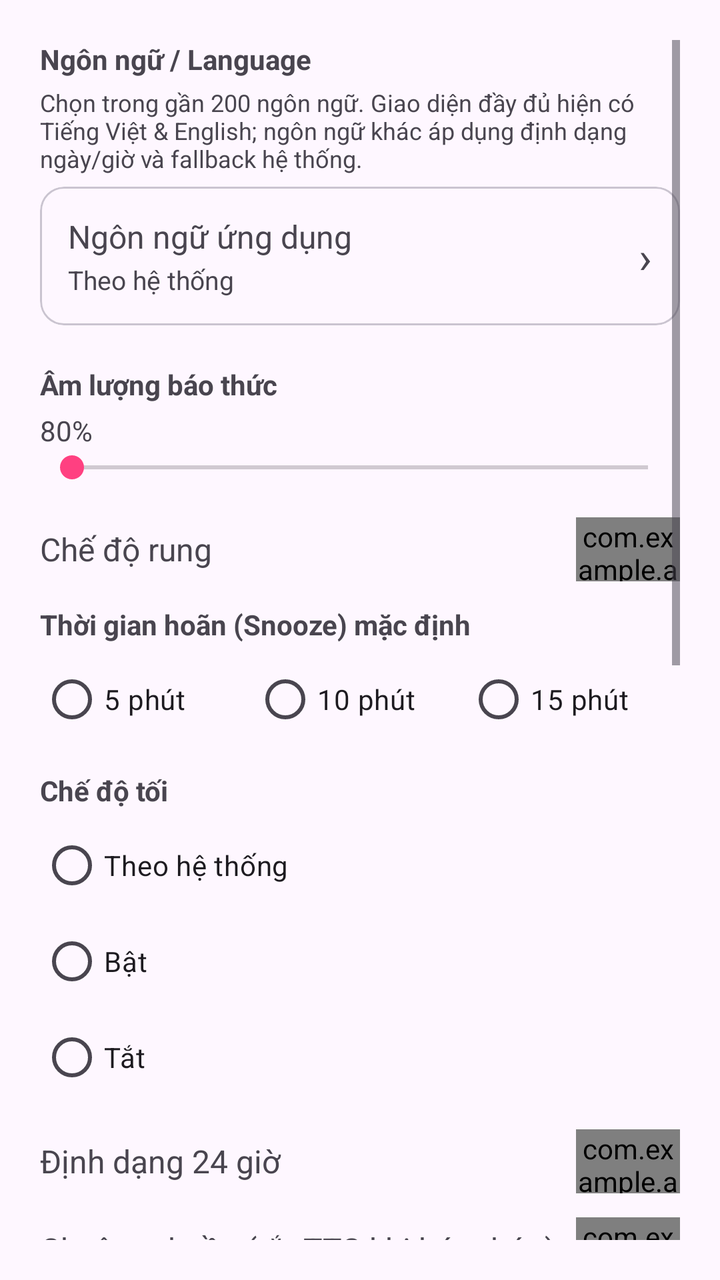
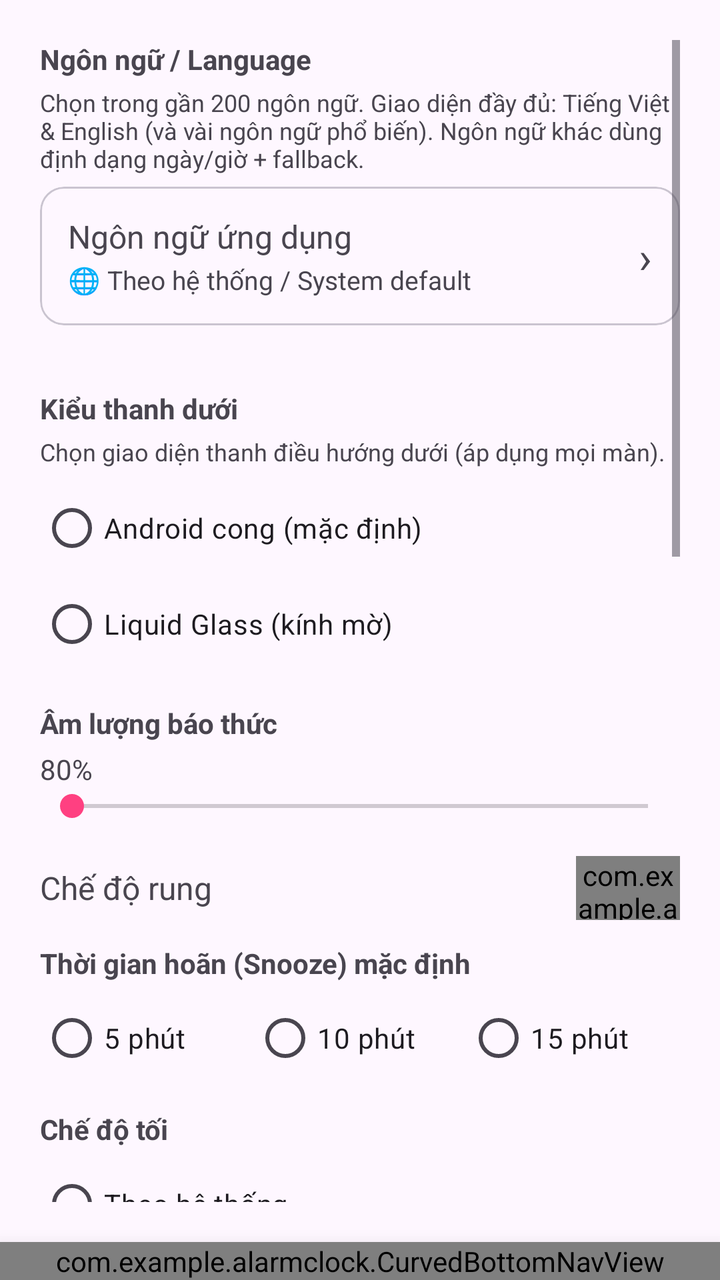

Before-and-after screenshots of an Android layout around one commit, followed by the original layout XML and the change that was made.
<!-- AndroidManifest.xml: activity theme Theme.AlarmClock -->
<!-- res/layout/activity_settings.xml -->
<?xml version="1.0" encoding="utf-8"?>
<ScrollView xmlns:android="http://schemas.android.com/apk/res/android"
    android:layout_width="match_parent"
    android:layout_height="match_parent"
    android:padding="20dp">
    <LinearLayout
        android:layout_width="match_parent"
        android:layout_height="wrap_content"
        android:orientation="vertical">

        
        <TextView android:layout_width="match_parent" android:layout_height="wrap_content"
            android:text="Ngôn ngữ / Language" android:textStyle="bold" android:layout_marginBottom="4dp"/>
        <TextView android:layout_width="match_parent" android:layout_height="wrap_content"
            android:text="Chọn trong gần 200 ngôn ngữ. Giao diện đầy đủ hiện có Tiếng Việt &amp; English; ngôn ngữ khác áp dụng định dạng ngày/giờ và fallback hệ thống."
            android:textSize="12sp" android:textColor="?android:attr/textColorSecondary"
            android:layout_marginBottom="6dp"/>
        <com.google.android.material.card.MaterialCardView
            android:id="@+id/cardLanguage"
            android:layout_width="match_parent"
            android:layout_height="wrap_content"
            android:layout_marginBottom="20dp"
            android:clickable="true"
            android:focusable="true"
            android:foreground="?attr/selectableItemBackground">
            <LinearLayout
                android:layout_width="match_parent"
                android:layout_height="wrap_content"
                android:orientation="horizontal"
                android:padding="14dp"
                android:gravity="center_vertical">
                <LinearLayout
                    android:layout_width="0dp"
                    android:layout_height="wrap_content"
                    android:layout_weight="1"
                    android:orientation="vertical">
                    <TextView
                        android:id="@+id/tvLanguageTitle"
                        android:layout_width="match_parent"
                        android:layout_height="wrap_content"
                        android:text="Ngôn ngữ ứng dụng"
                        android:textSize="16sp"/>
                    <TextView
                        android:id="@+id/tvLanguageValue"
                        android:layout_width="match_parent"
                        android:layout_height="wrap_content"
                        android:text="Theo hệ thống"
                        android:textSize="13sp"
                        android:textColor="?android:attr/textColorSecondary"
                        android:layout_marginTop="2dp"/>
                </LinearLayout>
                <TextView
                    android:layout_width="wrap_content"
                    android:layout_height="wrap_content"
                    android:text="›"
                    android:textSize="22sp"
                    android:textColor="?android:attr/textColorSecondary"/>
            </LinearLayout>
        </com.google.android.material.card.MaterialCardView>

        <TextView android:layout_width="match_parent" android:layout_height="wrap_content"
            android:text="Âm lượng báo thức" android:textStyle="bold" android:layout_marginBottom="4dp"/>
        <TextView android:id="@+id/tvVolumeValue" android:layout_width="match_parent"
            android:layout_height="wrap_content" android:text="80%"/>
        <SeekBar android:id="@+id/seekVolume" android:layout_width="match_parent"
            android:layout_height="wrap_content" android:max="100" android:layout_marginBottom="16dp"/>

        <LinearLayout android:layout_width="match_parent" android:layout_height="wrap_content"
            android:orientation="horizontal" android:gravity="center_vertical"
            android:layout_marginBottom="12dp">
            <TextView android:layout_width="0dp" android:layout_height="wrap_content"
                android:layout_weight="1" android:text="Chế độ rung" android:textSize="16sp"/>
            <com.example.alarmclock.LoadSwitchView
                android:id="@+id/switchVibrate"
                android:layout_width="52dp" android:layout_height="32dp"/>
        </LinearLayout>

        <TextView android:layout_width="match_parent" android:layout_height="wrap_content"
            android:text="Thời gian hoãn (Snooze) mặc định" android:textStyle="bold"
            android:layout_marginBottom="4dp"/>
        <RadioGroup android:id="@+id/rgSnoozeDefault" android:layout_width="match_parent"
            android:layout_height="wrap_content" android:orientation="horizontal"
            android:layout_marginBottom="12dp">
            <RadioButton android:id="@+id/rbSnooze5" android:layout_width="0dp"
                android:layout_height="wrap_content" android:layout_weight="1" android:text="5 phút"/>
            <RadioButton android:id="@+id/rbSnooze10" android:layout_width="0dp"
                android:layout_height="wrap_content" android:layout_weight="1" android:text="10 phút"/>
            <RadioButton android:id="@+id/rbSnooze15" android:layout_width="0dp"
                android:layout_height="wrap_content" android:layout_weight="1" android:text="15 phút"/>
        </RadioGroup>

        <TextView android:layout_width="match_parent" android:layout_height="wrap_content"
            android:text="Chế độ tối" android:textStyle="bold" android:layout_marginBottom="4dp"/>
        <RadioGroup android:id="@+id/rgDarkMode" android:layout_width="match_parent"
            android:layout_height="wrap_content" android:orientation="vertical"
            android:layout_marginBottom="12dp">
            <RadioButton android:id="@+id/rbDarkSystem" android:layout_width="match_parent"
                android:layout_height="wrap_content" android:text="Theo hệ thống"/>
            <RadioButton android:id="@+id/rbDarkOn" android:layout_width="match_parent"
                android:layout_height="wrap_content" android:text="Bật"/>
            <RadioButton android:id="@+id/rbDarkOff" android:layout_width="match_parent"
                android:layout_height="wrap_content" android:text="Tắt"/>
        </RadioGroup>

        <LinearLayout android:layout_width="match_parent" android:layout_height="wrap_content"
            android:orientation="horizontal" android:gravity="center_vertical"
            android:layout_marginBottom="12dp">
            <TextView android:layout_width="0dp" android:layout_height="wrap_content"
                android:layout_weight="1" android:text="Định dạng 24 giờ" android:textSize="16sp"/>
            <com.example.alarmclock.LoadSwitchView
                android:id="@+id/switch24h"
                android:layout_width="52dp" android:layout_height="32dp"/>
        </LinearLayout>

        <LinearLayout android:layout_width="match_parent" android:layout_height="wrap_content"
            android:orientation="horizontal" android:gravity="center_vertical"
            android:layout_marginBottom="12dp">
            <TextView android:layout_width="0dp" android:layout_height="wrap_content"
                android:layout_weight="1" android:text="Chuông thuần (tắt TTS khi báo thức)" android:textSize="16sp"/>
            <com.example.alarmclock.LoadSwitchView
                android:id="@+id/switchPure"
                android:layout_width="52dp" android:layout_height="32dp"/>
        </LinearLayout>

        <TextView android:layout_width="match_parent" android:layout_height="wrap_content"
            android:text="Chống troll tắt báo thức" android:textStyle="bold"
            android:layout_marginBottom="4dp" android:layout_marginTop="8dp"/>
        <TextView android:layout_width="match_parent" android:layout_height="wrap_content"
            android:text="Khi bật: ép âm lượng tối đa, khóa nút Back, ẩn Snooze, bắt buộc PIN để tắt. Nên kèm thử thách Toán / Lắc / Quét mặt."
            android:textSize="12sp" android:textColor="?android:attr/textColorSecondary"
            android:layout_marginBottom="8dp"/>
        <LinearLayout android:layout_width="match_parent" android:layout_height="wrap_content"
            android:orientation="horizontal" android:gravity="center_vertical"
            android:layout_marginBottom="8dp">
            <TextView android:layout_width="0dp" android:layout_height="wrap_content"
                android:layout_weight="1" android:text="Bật chống troll" android:textSize="16sp"/>
            <com.example.alarmclock.LoadSwitchView
                android:id="@+id/switchAntiTroll"
                android:layout_width="52dp" android:layout_height="32dp"/>
        </LinearLayout>
        <com.google.android.material.textfield.TextInputLayout
            android:layout_width="match_parent" android:layout_height="wrap_content"
            android:hint="Mã PIN tắt báo thức (≥4 số)">
            <com.google.android.material.textfield.TextInputEditText
                android:id="@+id/etAntiTrollPin" android:layout_width="match_parent"
                android:layout_height="wrap_content"
                android:inputType="numberPassword"/>
        </com.google.android.material.textfield.TextInputLayout>
        <com.google.android.material.button.MaterialButton
            android:id="@+id/btnSaveAntiTrollPin" android:layout_width="match_parent"
            android:layout_height="wrap_content" android:text="Lưu PIN chống troll"
            android:layout_marginTop="8dp" android:layout_marginBottom="20dp"/>

        <TextView android:layout_width="match_parent" android:layout_height="wrap_content"
            android:text="Bảo vệ bộ sưu tập ảnh" android:textStyle="bold" android:layout_marginBottom="8dp"/>
        <com.google.android.material.textfield.TextInputLayout
            android:layout_width="match_parent" android:layout_height="wrap_content"
            android:hint="Mật khẩu bộ sưu tập (≥4 ký tự)">
            <com.google.android.material.textfield.TextInputEditText
                android:id="@+id/etGalleryPw" android:layout_width="match_parent"
                android:layout_height="wrap_content" android:inputType="textPassword"/>
        </com.google.android.material.textfield.TextInputLayout>
        <com.google.android.material.button.MaterialButton
            android:id="@+id/btnSetGalleryPw" android:layout_width="match_parent"
            android:layout_height="wrap_content" android:text="Đặt / Đổi mật khẩu"
            android:layout_marginTop="8dp" android:layout_marginBottom="8dp"/>
        <com.google.android.material.button.MaterialButton
            android:id="@+id/btnClearGalleryPw" android:layout_width="match_parent"
            android:layout_height="wrap_content" android:text="Xóa mật khẩu bộ sưu tập"
            style="@style/Widget.Material3.Button.OutlinedButton"
            android:layout_marginBottom="12dp"/>

        <com.google.android.material.textfield.TextInputLayout
            android:layout_width="match_parent" android:layout_height="wrap_content"
            android:hint="Email Google khôi phục">
            <com.google.android.material.textfield.TextInputEditText
                android:id="@+id/etRecoveryEmail" android:layout_width="match_parent"
                android:layout_height="wrap_content" android:inputType="textEmailAddress"/>
        </com.google.android.material.textfield.TextInputLayout>
        <com.google.android.material.button.MaterialButton
            android:id="@+id/btnSaveRecovery" android:layout_width="match_parent"
            android:layout_height="wrap_content" android:text="Lưu email khôi phục"
            style="@style/Widget.Material3.Button.OutlinedButton"
            android:layout_marginTop="8dp"/>
    </LinearLayout>
</ScrollView>
<!-- resources referenced by this layout -->
<resources>
  <style name="Theme.AlarmClock" parent="Theme.Material3.DayNight.NoActionBar">
          <item name="colorPrimary">#3F51B5</item>
          <item name="colorPrimaryVariant">#303F9F</item>
          <item name="colorOnPrimary">@android:color/white</item>
          <item name="colorSecondary">#FF4081</item>
          <item name="android:windowAnimationStyle">@style/WindowFadeThrough</item>
      </style>
  <style name="WindowFadeThrough">
          <item name="android:activityOpenEnterAnimation">@anim/fade_through_enter</item>
          <item name="android:activityOpenExitAnimation">@anim/fade_through_exit</item>
          <item name="android:activityCloseEnterAnimation">@anim/fade_through_enter</item>
          <item name="android:activityCloseExitAnimation">@anim/fade_through_exit</item>
      </style>
</resources>

<!-- the commit's change to res/layout/activity_settings.xml (unified diff, before → after) -->
@@ -1,18 +1,22 @@
 <?xml version="1.0" encoding="utf-8"?>
-<ScrollView xmlns:android="http://schemas.android.com/apk/res/android"
+<LinearLayout xmlns:android="http://schemas.android.com/apk/res/android"
     android:layout_width="match_parent"
     android:layout_height="match_parent"
-    android:padding="20dp">
+    android:orientation="vertical">
+    <ScrollView
+        android:layout_width="match_parent"
+        android:layout_height="0dp"
+        android:layout_weight="1"
+        android:padding="20dp">
     <LinearLayout
         android:layout_width="match_parent"
         android:layout_height="wrap_content"
         android:orientation="vertical">
 
-        
-        <TextView android:layout_width="match_parent" android:layout_height="wrap_content"
-            android:text="Ngôn ngữ / Language" android:textStyle="bold" android:layout_marginBottom="4dp"/>
-        <TextView android:layout_width="match_parent" android:layout_height="wrap_content"
-            android:text="Chọn trong gần 200 ngôn ngữ. Giao diện đầy đủ hiện có Tiếng Việt &amp; English; ngôn ngữ khác áp dụng định dạng ngày/giờ và fallback hệ thống."
+        <TextView android:layout_width="match_parent" android:layout_height="wrap_content"
+            android:text="@string/lang_section" android:textStyle="bold" android:layout_marginBottom="4dp"/>
+        <TextView android:layout_width="match_parent" android:layout_height="wrap_content"
+            android:text="@string/lang_hint"
             android:textSize="12sp" android:textColor="?android:attr/textColorSecondary"
             android:layout_marginBottom="6dp"/>
         <com.google.android.material.card.MaterialCardView
@@ -38,13 +42,13 @@
                         android:id="@+id/tvLanguageTitle"
                         android:layout_width="match_parent"
                         android:layout_height="wrap_content"
-                        android:text="Ngôn ngữ ứng dụng"
+                        android:text="@string/lang_app"
                         android:textSize="16sp"/>
                     <TextView
                         android:id="@+id/tvLanguageValue"
                         android:layout_width="match_parent"
                         android:layout_height="wrap_content"
-                        android:text="Theo hệ thống"
+                        android:text="@string/lang_system"
                         android:textSize="13sp"
                         android:textColor="?android:attr/textColorSecondary"
                         android:layout_marginTop="2dp"/>
@@ -58,8 +62,26 @@
             </LinearLayout>
         </com.google.android.material.card.MaterialCardView>
 
-        <TextView android:layout_width="match_parent" android:layout_height="wrap_content"
-            android:text="Âm lượng báo thức" android:textStyle="bold" android:layout_marginBottom="4dp"/>
+
+        
+        <TextView android:layout_width="match_parent" android:layout_height="wrap_content"
+            android:text="@string/nav_style_title" android:textStyle="bold"
+            android:layout_marginTop="12dp" android:layout_marginBottom="4dp"/>
+        <TextView android:layout_width="match_parent" android:layout_height="wrap_content"
+            android:text="@string/nav_style_hint"
+            android:textSize="12sp" android:textColor="?android:attr/textColorSecondary"
+            android:layout_marginBottom="6dp"/>
+        <RadioGroup android:id="@+id/rgNavStyle" android:layout_width="match_parent"
+            android:layout_height="wrap_content" android:orientation="vertical"
+            android:layout_marginBottom="16dp">
+            <RadioButton android:id="@+id/rbNavCurved" android:layout_width="match_parent"
+                android:layout_height="wrap_content" android:text="@string/nav_style_curved"/>
+            <RadioButton android:id="@+id/rbNavGlass" android:layout_width="match_parent"
+                android:layout_height="wrap_content" android:text="@string/nav_style_glass"/>
+        </RadioGroup>
+
+        <TextView android:layout_width="match_parent" android:layout_height="wrap_content"
+            android:text="@string/volume_alarm" android:textStyle="bold" android:layout_marginBottom="4dp"/>
         <TextView android:id="@+id/tvVolumeValue" android:layout_width="match_parent"
             android:layout_height="wrap_content" android:text="80%"/>
         <SeekBar android:id="@+id/seekVolume" android:layout_width="match_parent"
@@ -69,44 +91,44 @@
             android:orientation="horizontal" android:gravity="center_vertical"
             android:layout_marginBottom="12dp">
             <TextView android:layout_width="0dp" android:layout_height="wrap_content"
-                android:layout_weight="1" android:text="Chế độ rung" android:textSize="16sp"/>
+                android:layout_weight="1" android:text="@string/vibrate_mode" android:textSize="16sp"/>
             <com.example.alarmclock.LoadSwitchView
                 android:id="@+id/switchVibrate"
                 android:layout_width="52dp" android:layout_height="32dp"/>
         </LinearLayout>
 
         <TextView android:layout_width="match_parent" android:layout_height="wrap_content"
-            android:text="Thời gian hoãn (Snooze) mặc định" android:textStyle="bold"
+            android:text="@string/snooze_default" android:textStyle="bold"
             android:layout_marginBottom="4dp"/>
         <RadioGroup android:id="@+id/rgSnoozeDefault" android:layout_width="match_parent"
             android:layout_height="wrap_content" android:orientation="horizontal"
             android:layout_marginBottom="12dp">
             <RadioButton android:id="@+id/rbSnooze5" android:layout_width="0dp"
-                android:layout_height="wrap_content" android:layout_weight="1" android:text="5 phút"/>
+                android:layout_height="wrap_content" android:layout_weight="1" android:text="@string/min_5"/>
             <RadioButton android:id="@+id/rbSnooze10" android:layout_width="0dp"
-                android:layout_height="wrap_content" android:layout_weight="1" android:text="10 phút"/>
+                android:layout_height="wrap_content" android:layout_weight="1" android:text="@string/min_10"/>
             <RadioButton android:id="@+id/rbSnooze15" android:layout_width="0dp"
-                android:layout_height="wrap_content" android:layout_weight="1" android:text="15 phút"/>
+                android:layout_height="wrap_content" android:layout_weight="1" android:text="@string/min_15"/>
         </RadioGroup>
 
         <TextView android:layout_width="match_parent" android:layout_height="wrap_content"
-            android:text="Chế độ tối" android:textStyle="bold" android:layout_marginBottom="4dp"/>
+            android:text="@string/dark_mode" android:textStyle="bold" android:layout_marginBottom="4dp"/>
         <RadioGroup android:id="@+id/rgDarkMode" android:layout_width="match_parent"
             android:layout_height="wrap_content" android:orientation="vertical"
             android:layout_marginBottom="12dp">
             <RadioButton android:id="@+id/rbDarkSystem" android:layout_width="match_parent"
-                android:layout_height="wrap_content" android:text="Theo hệ thống"/>
+                android:layout_height="wrap_content" android:text="@string/dark_system"/>
             <RadioButton android:id="@+id/rbDarkOn" android:layout_width="match_parent"
-                android:layout_height="wrap_content" android:text="Bật"/>
+                android:layout_height="wrap_content" android:text="@string/dark_on"/>
             <RadioButton android:id="@+id/rbDarkOff" android:layout_width="match_parent"
-                android:layout_height="wrap_content" android:text="Tắt"/>
+                android:layout_height="wrap_content" android:text="@string/dark_off"/>
         </RadioGroup>
 
         <LinearLayout android:layout_width="match_parent" android:layout_height="wrap_content"
             android:orientation="horizontal" android:gravity="center_vertical"
             android:layout_marginBottom="12dp">
             <TextView android:layout_width="0dp" android:layout_height="wrap_content"
-                android:layout_weight="1" android:text="Định dạng 24 giờ" android:textSize="16sp"/>
+                android:layout_weight="1" android:text="@string/format_24h" android:textSize="16sp"/>
             <com.example.alarmclock.LoadSwitchView
                 android:id="@+id/switch24h"
                 android:layout_width="52dp" android:layout_height="32dp"/>
@@ -116,31 +138,31 @@
             android:orientation="horizontal" android:gravity="center_vertical"
             android:layout_marginBottom="12dp">
             <TextView android:layout_width="0dp" android:layout_height="wrap_content"
-                android:layout_weight="1" android:text="Chuông thuần (tắt TTS khi báo thức)" android:textSize="16sp"/>
+                android:layout_weight="1" android:text="@string/pure_ringtone" android:textSize="16sp"/>
             <com.example.alarmclock.LoadSwitchView
                 android:id="@+id/switchPure"
                 android:layout_width="52dp" android:layout_height="32dp"/>
         </LinearLayout>
 
         <TextView android:layout_width="match_parent" android:layout_height="wrap_content"
-            android:text="Chống troll tắt báo thức" android:textStyle="bold"
+            android:text="@string/anti_troll_title" android:textStyle="bold"
             android:layout_marginBottom="4dp" android:layout_marginTop="8dp"/>
         <TextView android:layout_width="match_parent" android:layout_height="wrap_content"
-            android:text="Khi bật: ép âm lượng tối đa, khóa nút Back, ẩn Snooze, bắt buộc PIN để tắt. Nên kèm thử thách Toán / Lắc / Quét mặt."
+            android:text="@string/anti_troll_desc"
             android:textSize="12sp" android:textColor="?android:attr/textColorSecondary"
             android:layout_marginBottom="8dp"/>
         <LinearLayout android:layout_width="match_parent" android:layout_height="wrap_content"
             android:orientation="horizontal" android:gravity="center_vertical"
             android:layout_marginBottom="8dp">
             <TextView android:layout_width="0dp" android:layout_height="wrap_content"
-                android:layout_weight="1" android:text="Bật chống troll" android:textSize="16sp"/>
+                android:layout_weight="1" android:text="@string/anti_troll_enable" android:textSize="16sp"/>
             <com.example.alarmclock.LoadSwitchView
                 android:id="@+id/switchAntiTroll"
                 android:layout_width="52dp" android:layout_height="32dp"/>
         </LinearLayout>
         <com.google.android.material.textfield.TextInputLayout
             android:layout_width="match_parent" android:layout_height="wrap_content"
-            android:hint="Mã PIN tắt báo thức (≥4 số)">
+            android:hint="@string/anti_troll_pin_hint">
             <com.google.android.material.textfield.TextInputEditText
                 android:id="@+id/etAntiTrollPin" android:layout_width="match_parent"
                 android:layout_height="wrap_content"
@@ -148,39 +170,46 @@
         </com.google.android.material.textfield.TextInputLayout>
         <com.google.android.material.button.MaterialButton
             android:id="@+id/btnSaveAntiTrollPin" android:layout_width="match_parent"
-            android:layout_height="wrap_content" android:text="Lưu PIN chống troll"
+            android:layout_height="wrap_content" android:text="@string/anti_troll_pin_save"
             android:layout_marginTop="8dp" android:layout_marginBottom="20dp"/>
 
         <TextView android:layout_width="match_parent" android:layout_height="wrap_content"
-            android:text="Bảo vệ bộ sưu tập ảnh" android:textStyle="bold" android:layout_marginBottom="8dp"/>
+            android:text="@string/gallery_protect" android:textStyle="bold" android:layout_marginBottom="8dp"/>
         <com.google.android.material.textfield.TextInputLayout
             android:layout_width="match_parent" android:layout_height="wrap_content"
-            android:hint="Mật khẩu bộ sưu tập (≥4 ký tự)">
+            android:hint="@string/gallery_pw_hint">
             <com.google.android.material.textfield.TextInputEditText
                 android:id="@+id/etGalleryPw" android:layout_width="match_parent"
                 android:layout_height="wrap_content" android:inputType="textPassword"/>
         </com.google.android.material.textfield.TextInputLayout>
         <com.google.android.material.button.MaterialButton
             android:id="@+id/btnSetGalleryPw" android:layout_width="match_parent"
-            android:layout_height="wrap_content" android:text="Đặt / Đổi mật khẩu"
+            android:layout_height="wrap_content" android:text="@string/gallery_pw_set"
             android:layout_marginTop="8dp" android:layout_marginBottom="8dp"/>
         <com.google.android.material.button.MaterialButton
             android:id="@+id/btnClearGalleryPw" android:layout_width="match_parent"
-            android:layout_height="wrap_content" android:text="Xóa mật khẩu bộ sưu tập"
+            android:layout_height="wrap_content" android:text="@string/gallery_pw_clear"
             style="@style/Widget.Material3.Button.OutlinedButton"
             android:layout_marginBottom="12dp"/>
 
         <com.google.android.material.textfield.TextInputLayout
             android:layout_width="match_parent" android:layout_height="wrap_content"
-            android:hint="Email Google khôi phục">
+            android:hint="@string/recovery_email_hint">
             <com.google.android.material.textfield.TextInputEditText
                 android:id="@+id/etRecoveryEmail" android:layout_width="match_parent"
                 android:layout_height="wrap_content" android:inputType="textEmailAddress"/>
         </com.google.android.material.textfield.TextInputLayout>
         <com.google.android.material.button.MaterialButton
             android:id="@+id/btnSaveRecovery" android:layout_width="match_parent"
-            android:layout_height="wrap_content" android:text="Lưu email khôi phục"
+            android:layout_height="wrap_content" android:text="@string/recovery_email_save"
             style="@style/Widget.Material3.Button.OutlinedButton"
             android:layout_marginTop="8dp"/>
     </LinearLayout>
 </ScrollView>
+    <com.example.alarmclock.CurvedBottomNavView
+        android:id="@+id/curvedNav"
+        android:layout_width="match_parent"
+        android:layout_height="wrap_content"
+        android:background="@android:color/transparent"
+        android:elevation="16dp" />
+</LinearLayout>
<!-- resource entries referenced after the edit -->
@@ -1,5 +1,36 @@
 <!-- resources referenced by this layout -->
 <resources>
+  <string name="anti_troll_desc">Khi bật: ép âm lượng tối đa, khóa nút Back, ẩn Snooze, bắt buộc PIN để tắt. Nên kèm thử thách Toán / Lắc / Quét mặt.</string>
+  <string name="anti_troll_enable">Bật chống troll</string>
+  <string name="anti_troll_pin_hint">Mã PIN tắt báo thức (≥4 số)</string>
+  <string name="anti_troll_pin_save">Lưu PIN chống troll</string>
+  <string name="anti_troll_title">Chống troll tắt báo thức</string>
+  <string name="dark_mode">Chế độ tối</string>
+  <string name="dark_off">Tắt</string>
+  <string name="dark_on">Bật</string>
+  <string name="dark_system">Theo hệ thống</string>
+  <string name="format_24h">Định dạng 24 giờ</string>
+  <string name="gallery_protect">Bảo vệ bộ sưu tập ảnh</string>
+  <string name="gallery_pw_clear">Xóa mật khẩu bộ sưu tập</string>
+  <string name="gallery_pw_hint">Mật khẩu bộ sưu tập (≥4 ký tự)</string>
+  <string name="gallery_pw_set">Đặt / Đổi mật khẩu</string>
+  <string name="lang_app">Ngôn ngữ ứng dụng</string>
+  <string name="lang_hint">Chọn trong gần 200 ngôn ngữ. Giao diện đầy đủ: Tiếng Việt &amp; English (và vài ngôn ngữ phổ biến). Ngôn ngữ khác dùng định dạng ngày/giờ + fallback.</string>
+  <string name="lang_section">Ngôn ngữ / Language</string>
+  <string name="lang_system">🌐  Theo hệ thống / System default</string>
+  <string name="min_10">10 phút</string>
+  <string name="min_15">15 phút</string>
+  <string name="min_5">5 phút</string>
+  <string name="nav_style_curved">Android cong (mặc định)</string>
+  <string name="nav_style_glass">Liquid Glass (kính mờ)</string>
+  <string name="nav_style_hint">Chọn giao diện thanh điều hướng dưới (áp dụng mọi màn).</string>
+  <string name="nav_style_title">Kiểu thanh dưới</string>
+  <string name="pure_ringtone">Chuông thuần (tắt TTS khi báo thức)</string>
+  <string name="recovery_email_hint">Email Google khôi phục</string>
+  <string name="recovery_email_save">Lưu email khôi phục</string>
+  <string name="snooze_default">Thời gian hoãn (Snooze) mặc định</string>
+  <string name="vibrate_mode">Chế độ rung</string>
+  <string name="volume_alarm">Âm lượng báo thức</string>
   <style name="Theme.AlarmClock" parent="Theme.Material3.DayNight.NoActionBar">
           <item name="colorPrimary">#3F51B5</item>
           <item name="colorPrimaryVariant">#303F9F</item>
